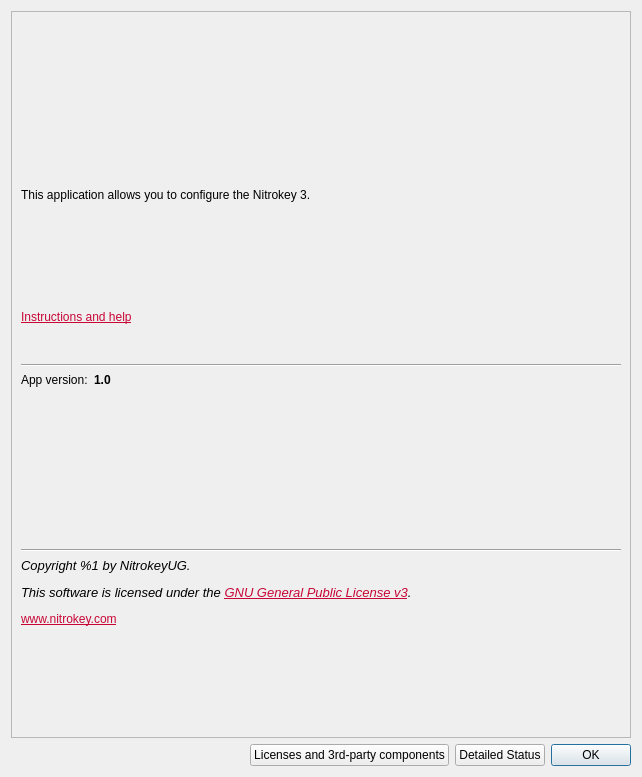
This is nitrokeyapp/ui/aboutdialog.ui in Nitrokey/nitrokey-app2 as Qt 5 draws it before an edit. The edited form follows.
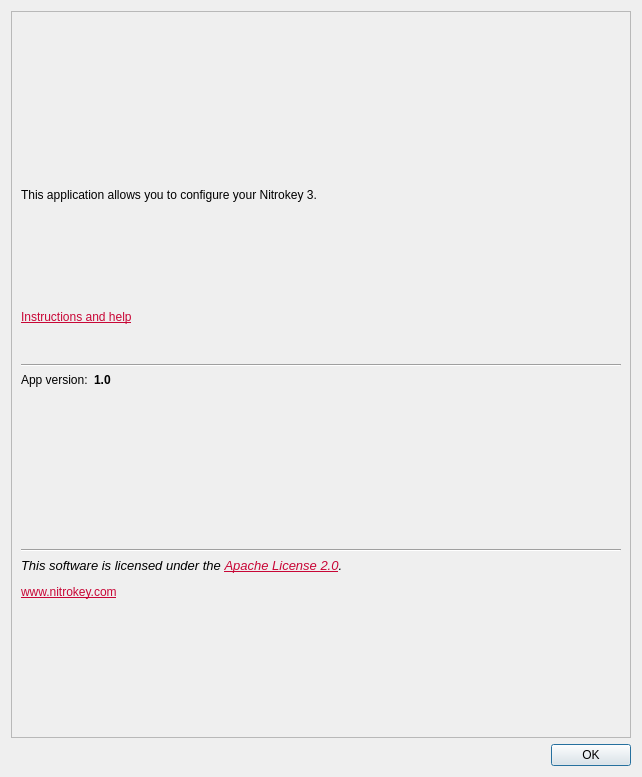
This is the edited form. Icons and pictures are not drawn.

Commit message: adjusted resources.py for auto generated py files, adjusted aboutdialog

```diff
--- a/nitrokeyapp/ui/aboutdialog.ui
+++ b/nitrokeyapp/ui/aboutdialog.ui
@@ -88,7 +88,7 @@
            <enum>Qt::StrongFocus</enum>
           </property>
           <property name="text">
-           <string>&lt;html&gt;&lt;head/&gt;&lt;body&gt;&lt;p&gt;This application allows you to configure the Nitrokey 3.&lt;/p&gt;&lt;/body&gt;&lt;/html&gt;</string>
+           <string>&lt;html&gt;&lt;head/&gt;&lt;body&gt;&lt;p&gt;This application allows you to configure your Nitrokey 3.&lt;/p&gt;&lt;/body&gt;&lt;/html&gt;</string>
           </property>
           <property name="alignment">
            <set>Qt::AlignLeading|Qt::AlignLeft|Qt::AlignTop</set>
@@ -174,7 +174,7 @@
          <enum>Qt::StrongFocus</enum>
         </property>
         <property name="text">
-         <string>&lt;html&gt;&lt;head/&gt;&lt;body&gt;&lt;p&gt;&lt;span style=&quot; font-size:10pt; font-style:italic;&quot;&gt;Copyright %1 by NitrokeyUG. &lt;/span&gt;&lt;/p&gt;&lt;p&gt;&lt;span style=&quot; font-size:10pt; font-style:italic;&quot;&gt;This software is licensed under the &lt;/span&gt;&lt;a href=&quot;https://www.gnu.org/licenses/&quot;&gt;&lt;span style=&quot; font-size:10pt; font-style:italic; text-decoration: underline; color:#c80636;&quot;&gt;GNU General Public License v3&lt;/span&gt;&lt;/a&gt;&lt;span style=&quot; font-size:10pt; font-style:italic;&quot;&gt;.&lt;/span&gt;&lt;/p&gt;&lt;p&gt;&lt;a href=&quot;https://nitrokey.com&quot;&gt;&lt;span style=&quot; text-decoration: underline; color:#c80636;&quot;&gt;www.nitrokey.com&lt;/span&gt;&lt;/a&gt;&lt;/p&gt;&lt;/body&gt;&lt;/html&gt;</string>
+         <string>&lt;html&gt;&lt;head/&gt;&lt;body&gt;&lt;p&gt;&lt;span style=&quot; font-size:10pt; font-style:italic;&quot;&gt;This software is licensed under the &lt;/span&gt;&lt;a href=&quot;http://www.apache.org/licenses/&quot;&gt;&lt;span style=&quot; font-size:10pt; font-style:italic; text-decoration: underline; color:#c80636;&quot;&gt;Apache License 2.0&lt;/span&gt;&lt;/a&gt;&lt;span style=&quot; font-size:10pt; font-style:italic;&quot;&gt;.&lt;/span&gt;&lt;/p&gt;&lt;p&gt;&lt;a href=&quot;https://nitrokey.com&quot;&gt;&lt;span style=&quot; text-decoration: underline; color:#c80636;&quot;&gt;www.nitrokey.com&lt;/span&gt;&lt;/a&gt;&lt;/p&gt;&lt;/body&gt;&lt;/html&gt;</string>
         </property>
         <property name="alignment">
          <set>Qt::AlignLeading|Qt::AlignLeft|Qt::AlignTop</set>
@@ -208,23 +208,6 @@
        </property>
       </spacer>
      </item>
-     <item>
-      <widget class="QPushButton" name="btn_3rdparty">
-       <property name="text">
-        <string>Licenses and 3rd-party components</string>
-       </property>
-      </widget>
-     </item>
-     <item>
-      <widget class="QPushButton" name="ButtonStickStatus">
-       <property name="enabled">
-        <bool>true</bool>
-       </property>
-       <property name="text">
-        <string>Detailed Status</string>
-       </property>
-      </widget>
-     </item>
      <item>
       <widget class="QPushButton" name="ButtonOK">
        <property name="focusPolicy">
```
Left out of the diff: 2 changed lines with no effect on the pictures. The commit also changes 5 other files.
